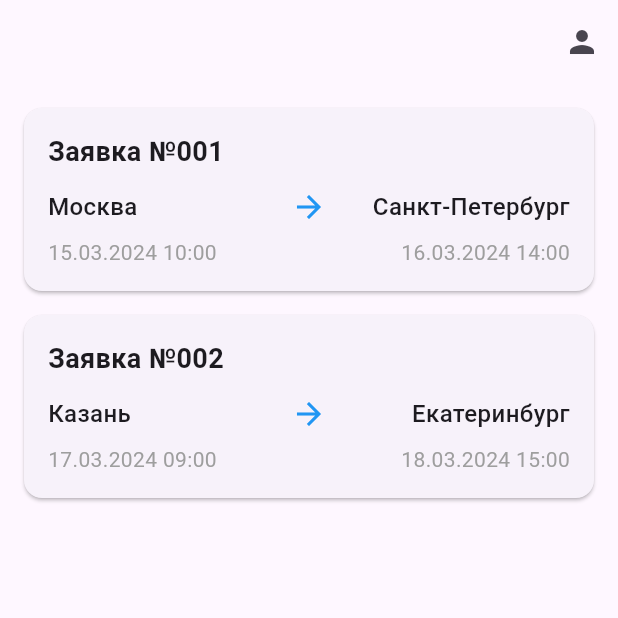
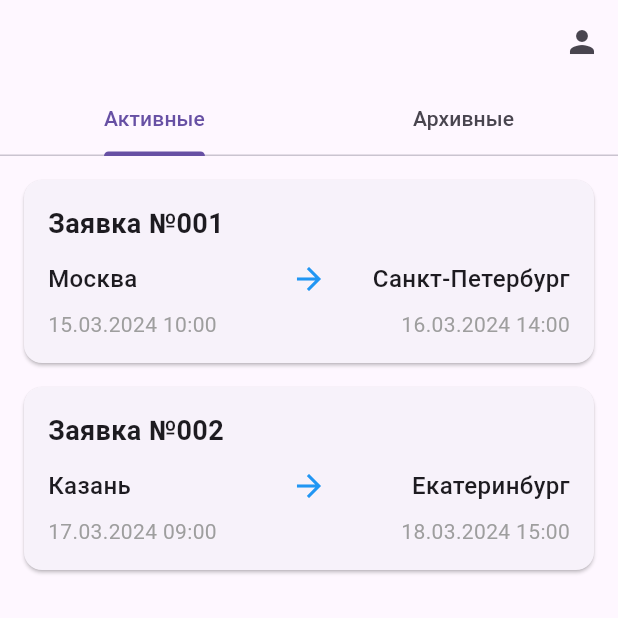
Before and after one commit to kimalexandr/driver-app, a Flutter app: the RequestsScreen screen opened directly with empty values, on a phone screen of 412 x 824 dp, the top half of it. Run offline on Flutter 3.47's test engine with Material 3 defaults, Android fonts, the phone set to English and light mode, and no system bars; our stand-ins replace image_picker.

Commit message:
feat: пошаговые статусы, архив заявок, исправления для веба

```diff
--- a/lib/screens/driver_profile_screen.dart
+++ b/lib/screens/driver_profile_screen.dart
@@ -5,7 +5,8 @@ class DriverProfileScreen extends StatelessWidget {
 
   @override
   Widget build(BuildContext context) {
-    return Scaffold(
+    return SafeArea(
+      child: Scaffold(
         appBar: AppBar(title: const Text('Профиль водителя')),
         body: SingleChildScrollView(
           padding: const EdgeInsets.all(16.0),
@@ -98,6 +99,7 @@ class DriverProfileScreen extends StatelessWidget {
             ],
           ),
         ),
+      ),
     );
   }
 
--- a/lib/screens/phone_input_screen.dart
+++ b/lib/screens/phone_input_screen.dart
@@ -20,7 +20,8 @@ class _PhoneInputScreenState extends State<PhoneInputScreen> {
 
   @override
   Widget build(BuildContext context) {
-    return Scaffold(
+    return SafeArea(
+      child: Scaffold(
         appBar: AppBar(title: const Text('Ввод номера телефона')),
         body: Padding(
           padding: const EdgeInsets.all(24.0),
@@ -64,6 +65,7 @@ class _PhoneInputScreenState extends State<PhoneInputScreen> {
             ),
           ),
         ),
+      ),
     );
   }
 }
--- a/lib/screens/requests_screen.dart
+++ b/lib/screens/requests_screen.dart
@@ -2,7 +2,7 @@ import 'package:flutter/material.dart';
 import 'driver_profile_screen.dart';
 import 'request_details_screen.dart';
 
-class RequestsScreen extends StatelessWidget {
+class RequestsScreen extends StatefulWidget {
   final String companyName;
 
   const RequestsScreen({
@@ -11,9 +11,11 @@ class RequestsScreen extends StatelessWidget {
   });
 
   @override
-  Widget build(BuildContext context) {
-    // Пример данных заявок
-    final List<Map<String, dynamic>> requests = [
+  State<RequestsScreen> createState() => _RequestsScreenState();
+}
+
+class _RequestsScreenState extends State<RequestsScreen> {
+  List<Map<String, dynamic>> activeRequests = [
     {
       'number': '001',
       'loading_city': 'Москва',
@@ -63,10 +65,26 @@ class RequestsScreen extends StatelessWidget {
       'unloading_comment': 'Вход через главные ворота',
     },
   ];
+  List<Map<String, dynamic>> archivedRequests = [];
 
-    return Scaffold(
+  int _tabIndex = 0;
+
+  void archiveRequest(Map<String, dynamic> request) {
+    setState(() {
+      activeRequests.removeWhere((r) => r['number'] == request['number']);
+      archivedRequests.add({...request, 'status': 'Завершена'});
+    });
+  }
+
+  @override
+  Widget build(BuildContext context) {
+    return DefaultTabController(
+      length: 2,
+      initialIndex: _tabIndex,
+      child: SafeArea(
+        child: Scaffold(
           appBar: AppBar(
-        title: Text(companyName),
+            title: Text(widget.companyName),
             actions: [
               IconButton(
                 icon: const Icon(Icons.person),
@@ -80,8 +98,32 @@ class RequestsScreen extends StatelessWidget {
                 },
               ),
             ],
+            bottom: TabBar(
+              onTap: (index) => setState(() => _tabIndex = index),
+              tabs: const [
+                Tab(text: 'Активные'),
+                Tab(text: 'Архивные'),
+              ],
             ),
-      body: ListView.builder(
+          ),
+          body: TabBarView(
+            physics: const NeverScrollableScrollPhysics(),
+            children: [
+              _buildRequestsList(activeRequests, false),
+              _buildRequestsList(archivedRequests, true),
+            ],
+          ),
+        ),
+      ),
+    );
+  }
+
+  Widget _buildRequestsList(
+      List<Map<String, dynamic>> requests, bool isArchive) {
+    if (requests.isEmpty) {
+      return const Center(child: Text('Нет заявок'));
+    }
+    return ListView.builder(
       padding: const EdgeInsets.all(16),
       itemCount: requests.length,
       itemBuilder: (context, index) {
@@ -89,14 +131,17 @@ class RequestsScreen extends StatelessWidget {
         return Card(
           margin: const EdgeInsets.only(bottom: 16),
           child: InkWell(
-              onTap: () {
-                Navigator.push(
+            onTap: isArchive
+                ? null
+                : () async {
+                    final result = await Navigator.push(
                       context,
                       MaterialPageRoute(
-                    builder: (context) =>
-                        RequestDetailsScreen(request: request),
+                        builder: (context) => RequestDetailsScreen(
+                            request: request, onArchive: archiveRequest),
                       ),
                     );
+                    if (result == 'archived') setState(() {});
                   },
             child: Padding(
               padding: const EdgeInsets.all(16),
@@ -109,6 +154,12 @@ class RequestsScreen extends StatelessWidget {
                       fontSize: 18,
                       fontWeight: FontWeight.bold,
                     ),
+                  ),
+                  if (isArchive)
+                    Padding(
+                      padding: const EdgeInsets.only(top: 8.0),
+                      child: Text('Статус: ${request['status'] ?? 'Завершена'}',
+                          style: const TextStyle(color: Colors.green)),
                     ),
                   const SizedBox(height: 12),
                   Row(
@@ -155,7 +206,6 @@ class RequestsScreen extends StatelessWidget {
           ),
         );
       },
-      ),
     );
   }
 }
--- a/lib/screens/verification_screen.dart
+++ b/lib/screens/verification_screen.dart
@@ -49,7 +49,8 @@ class _VerificationScreenState extends State<VerificationScreen> {
 
   @override
   Widget build(BuildContext context) {
-    return Scaffold(
+    return SafeArea(
+      child: Scaffold(
         appBar: AppBar(title: const Text('Подтверждение кода')),
         body: Padding(
           padding: const EdgeInsets.all(24.0),
@@ -101,6 +102,7 @@ class _VerificationScreenState extends State<VerificationScreen> {
             ],
           ),
         ),
+      ),
     );
   }
 }
```
Also changed, not shown: lib/screens/company_selection_screen.dart (+5 -5 lines), lib/screens/loading_screen.dart (+53 -59 lines), lib/screens/request_details_screen.dart (+45 -34 lines), lib/screens/unloading_screen.dart (+64 -49 lines). Lines whose indentation alone changed are shown as unchanged.
